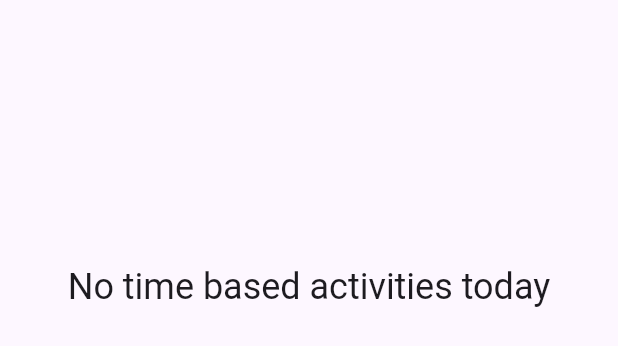
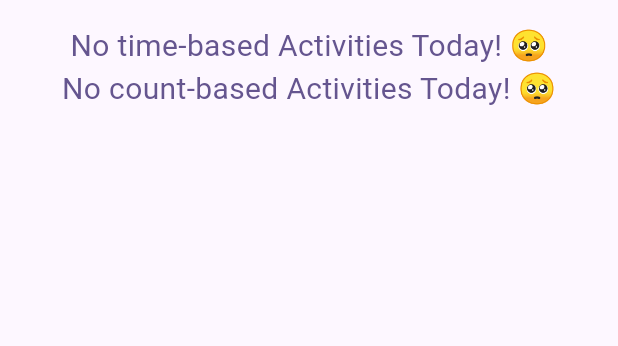
Before and after one commit to HaseebKahn365/workouts_v3, a Flutter app: the Today widget shown alone on an empty page, opened directly with empty values, on a phone screen of 412 x 824 dp. Shown: the top 346 px of the screen. Run offline on Flutter 3.47's test engine with Material 3 defaults, Android fonts, the phone set to English and light mode, and no system bars; our stand-ins replace cloud_firestore, firebase_core, firebase_storage, fl_chart, fluentui_system_icons, flutter_animate and 4 more; missing offline and left inert: image_compression; accounts and stored records are empty.

Commit message:
stable log in and display of pie charts

```diff
--- a/lib/today_screen.dart
+++ b/lib/today_screen.dart
@@ -126,7 +126,25 @@ class _TodayState extends ConsumerState<Today> {
     return temp;
   }
 
+  List<DemoCategoryData> getDemoCategoryDataForCount() {
+    List<DemoCategoryData> temp = [];
+    for (Activity activity in todayActivities) {
+      if (activity.isCountBased == true) {
+        int totalCount = 0;
+        activity.datedRecs.forEach((key, value) {
+          //only if the year and day matches
+          if (key.day == DateTime.now().day && key.year == DateTime.now().year) {
+            totalCount += value;
+          }
+        });
+        temp.add(DemoCategoryData(name: activity.name, count: totalCount));
+      }
+    }
+    return temp;
+  }
+
   late List<DemoCategoryData> demoCategoryDataTime;
+  late List<DemoCategoryData> demoCategoryDataCount;
 
   void initState() {
     super.initState();
@@ -135,6 +153,7 @@ class _TodayState extends ConsumerState<Today> {
     progressObjects = createProgressObjects();
     demoCategoryDataTime = getDemoCategoryDataForTime();
     // print("Printing demoCategoryDataTime\n" + demoCategoryDataTime.toString());
+    demoCategoryDataCount = getDemoCategoryDataForCount();
   }
 
   @override
@@ -180,12 +199,11 @@ class _TodayState extends ConsumerState<Today> {
                     duration: const Duration(milliseconds: 500),
                     curve: Curves.easeInOut,
                   ),
-
-              // Here we will have a pie chart to display the contribution to each category. ie. DemoCategoryData list
             ],
           );
         }),
-        PiechartWidget(demoCategoryData: demoCategoryDataTime),
+        PiechartWidget(demoCategoryData: demoCategoryDataTime, isCountBased: false),
+        PiechartWidget(demoCategoryData: demoCategoryDataCount),
       ],
     ));
   }
@@ -193,22 +211,24 @@ class _TodayState extends ConsumerState<Today> {
 
 class PiechartWidget extends StatelessWidget {
   final List<DemoCategoryData> demoCategoryData;
-  const PiechartWidget({super.key, required this.demoCategoryData});
+  final bool isCountBased;
+  const PiechartWidget({super.key, required this.demoCategoryData, this.isCountBased = true});
 
   @override
   Widget build(BuildContext context) {
-    return Container(
+    return (demoCategoryData.isEmpty)
+        ? Center(
+            child: Text("No " + (isCountBased ? "count-based" : "time-based") + " Activities Today! 🥺",
+                style: TextStyle(
+                  color: Theme.of(context).colorScheme.primary,
+                  fontSize: 20,
+                )),
+          )
+        : Container(
             height: 350,
             width: 200,
             color: Theme.of(context).colorScheme.surfaceVariant.withOpacity(0),
-        child: (demoCategoryData.isEmpty)
-            ? Center(
-                child: Text(
-                  "No time based activities today",
-                  style: Theme.of(context).textTheme.headlineSmall,
-                ),
-              )
-            : PieChart(
+            child: PieChart(
               PieChartData(
                 sections: demoCategoryData.map((demoCategoryData) {
                   return PieChartSectionData(
```
Lines whose indentation alone changed are shown as unchanged.
